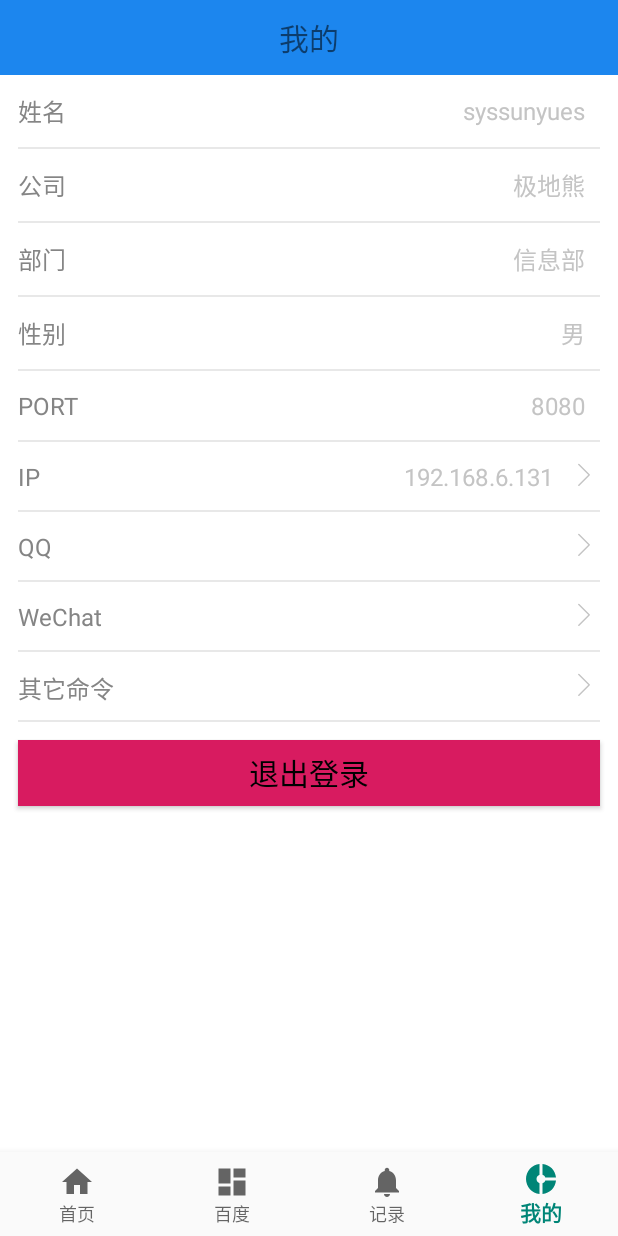
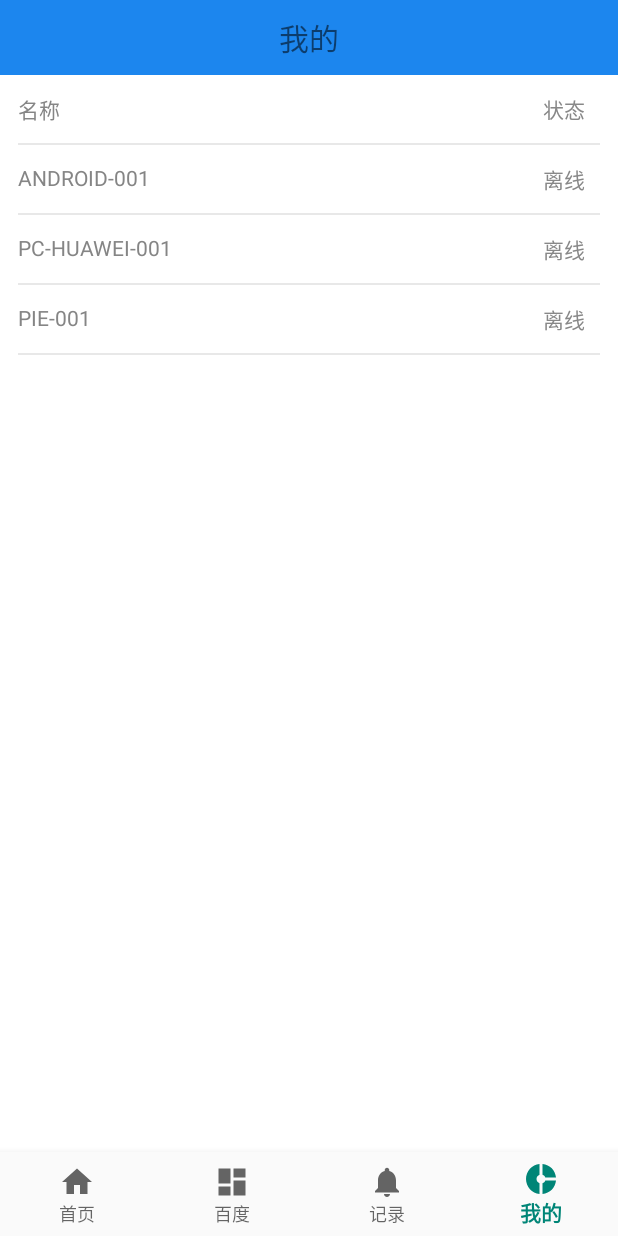
Before and after one commit to syssun/MyBottomNavViewPage3, an Android app: the screen it shows after launch (MainActivity), item 4 of the bottom bar chosen, on a phone screen of 412 x 824 dp. Run offline under Robolectric (Android 15) with nearby library versions, the phone set to English and light mode, and no system bars; our stand-ins replace EventBus; libraries missing offline, so code that uses them is left out: com.alibaba.fastjson, com.scwang.smartrefresh, com.youth.banner, io.socket.client, io.socket.emitter; plain views replace ClassicsHeader, SmartRefreshLayout; 11 statements that could not run were skipped.

Commit message:
socket控制面板

```diff
--- a/app/src/main/AndroidManifest.xml
+++ b/app/src/main/AndroidManifest.xml
@@ -13,9 +13,10 @@
         android:roundIcon="@mipmap/ic_launcher_round"
         android:supportsRtl="true"
         android:theme="@style/AppTheme"
+        android:screenOrientation="landscape"
         android:usesCleartextTraffic="true">
         <activity android:name=".activitys.InfoEditActivity"/>
-        <activity android:name=".MainActivity" />
+        <activity android:name=".MainActivity"/>
         <activity android:name=".activitys.LoginActivity" />
         <activity
             android:name=".activitys.WelcomeActivity"
--- a/app/src/main/java/com/sys/MainActivity.java
+++ b/app/src/main/java/com/sys/MainActivity.java
@@ -37,7 +37,7 @@ public class MainActivity extends FragmentActivity {
     FragmentOne fragmentOne;
     FragmentTwo fragmentTwo;
     FragmentThree fragmentThree;
-    FragmentFour fragmentFour;
+    public static FragmentFour fragmentFour;
     private Fragment[] fragments;
     private int lastfragment;//用于记录上个选择的Fragment
     @Override
--- a/app/src/main/java/com/sys/MyApplication.java
+++ b/app/src/main/java/com/sys/MyApplication.java
@@ -1,6 +1,32 @@
 package com.sys;
+import android.app.Application;
+import android.content.Context;
 
-import android.app.Application;
-
+import com.sys.socket.SocketClient;
+/**
+ * 初始化socket
+ * 启动一个线程去连接
+ */
 public class MyApplication  extends Application {
+    private static Context context;
+    SocketClient socketClient;
+    @Override
+    public void onCreate() {
+        super.onCreate();
+        socketClient = SocketClient.instence();
+        socketClient.start();
+        if(context == null ){
+            context = getApplicationContext();
+        }
+    }
+    @Override
+    public void onTerminate() {
+        super.onTerminate();
+        if(socketClient !=null) {
+            socketClient.stop();
+        }
+    }
+    public static Context getContext(){
+        return context;
+    }
 }
--- a/app/src/main/java/com/sys/adapter/InfoGridAdapter.java
+++ b/app/src/main/java/com/sys/adapter/InfoGridAdapter.java
@@ -2,6 +2,7 @@ package com.sys.adapter;
 
 import android.content.Context;
 import android.content.Intent;
+import android.graphics.Color;
 import android.support.annotation.NonNull;
 import android.support.v7.widget.RecyclerView;
 import android.view.LayoutInflater;
@@ -36,7 +37,11 @@ public class InfoGridAdapter extends RecyclerView.Adapter<InfoGridAdapter.ViewHo
             tvlable.setText(infoGrid.getLabel());
             tvvalue.setText(infoGrid.getValue());
             imageView.setVisibility(infoGrid.getFlag()?View.VISIBLE:View.GONE);
-
+            if(infoGrid.getFlag()){
+                tvvalue.setTextColor(Color.GREEN);
+            }else{
+                tvvalue.setTextColor(Color.GRAY);
+            }
             viewHoler.itemView.setOnClickListener(new View.OnClickListener() {
                 @Override
                 public void onClick(View v) {
--- a/app/src/main/java/com/sys/fragments/FragmentFour.java
+++ b/app/src/main/java/com/sys/fragments/FragmentFour.java
@@ -4,6 +4,8 @@ import android.content.Context;
 import android.content.Intent;
 import android.content.SharedPreferences;
 import android.os.Bundle;
+import android.os.Handler;
+import android.os.Message;
 import android.preference.PreferenceManager;
 import android.support.annotation.NonNull;
 import android.support.annotation.Nullable;
@@ -11,6 +13,7 @@ import android.support.v4.app.Fragment;
 import android.support.v7.widget.GridLayoutManager;
 import android.support.v7.widget.LinearLayoutManager;
 import android.support.v7.widget.RecyclerView;
+import android.util.Log;
 import android.view.LayoutInflater;
 import android.view.View;
 import android.view.ViewGroup;
@@ -26,75 +29,72 @@ import com.sys.adapter.InfoGridAdapter;
 import com.sys.entitys.HomeGrid;
 import com.sys.entitys.InfoGrid;
 
+import org.json.JSONArray;
+import org.json.JSONObject;
+
 import java.util.ArrayList;
+import java.util.List;
 
 public class FragmentFour extends BaseFragment {
     View view;
     RecyclerView recyclerView;
-    Button logout;
+    //Button logout;
     InfoGridAdapter infoGridAdapter;
     ArrayList<InfoGrid> infoGrids = new ArrayList<>();
     SmartRefreshLayout smartRefreshLayout;
+
     @Nullable
     @Override
     public View onCreateView(@NonNull LayoutInflater inflater, @Nullable ViewGroup container, @Nullable Bundle savedInstanceState) {
-        view = inflater.inflate(R.layout.fragment_four, container,false);
-        initview();
-        return view;
-    }
-    void initview(){
-        infoGrids.clear();
-        initNavBar(view,false,"我的",false);
+        view = inflater.inflate(R.layout.fragment_four, container, false);
+        initNavBar(view, false, "我的", false);
         recyclerView = view.findViewById(R.id.info_grid);
-        logout = view.findViewById(R.id.btn_logout);
+        // logout = view.findViewById(R.id.btn_logout);
         smartRefreshLayout = view.findViewById(R.id.f_refreshLayout);
         smartRefreshLayout.setEnableLoadMore(false);//是否启用上拉加载功能
         recyclerView.setLayoutManager(new LinearLayoutManager(getActivity()));
-        infoGrids.add(new InfoGrid("name","姓名","syssunyues"));
-        infoGrids.add(new InfoGrid("company","公司","极地熊"));
-        infoGrids.add(new InfoGrid("dept","部门","信息部"));
-        infoGrids.add(new InfoGrid("sex","性别","男"));
-
-        SharedPreferences sharedPreferences = getContext().getSharedPreferences("FILE_NAME", 0);
-        String ip = sharedPreferences.getString("IP","192.168.6.131");
-        String qq = sharedPreferences.getString("QQ","");
-        String WeChat = sharedPreferences.getString("WeChat","");
-        String autoctl = sharedPreferences.getString("autoctl","");
-
-        infoGrids.add(new InfoGrid("PORT","PORT","8080",false));
-        infoGrids.add(new InfoGrid("IP","IP",ip,true));
-        infoGrids.add(new InfoGrid("QQ","QQ",qq,true));
-        infoGrids.add(new InfoGrid("WeChat","WeChat",WeChat,true));
-        infoGrids.add(new InfoGrid("autoctl","其它命令",autoctl,true));
-        infoGridAdapter = new InfoGridAdapter(getActivity(),infoGrids);
-        recyclerView.setAdapter(infoGridAdapter);
-
-
-
-        logout.setOnClickListener(new View.OnClickListener() {
-            @Override
-            public void onClick(View view) {
-                startActivity(new Intent(getActivity(), LoginActivity.class));
-                getActivity().finish();
-            }
-        });
 
         smartRefreshLayout.setOnRefreshListener(new OnRefreshListener() {
             @Override
             public void onRefresh(@NonNull RefreshLayout refreshLayout) {
-                initview();
+                //initview();
                 smartRefreshLayout.finishRefresh();
             }
         });
+        initview();
+        return view;
+    }
+   void initList(){
+       infoGrids.clear();
+       infoGrids.add(new InfoGrid("name", "名称", "状态"));
+       infoGrids.add(new InfoGrid("ANDROID-001", "ANDROID-001", "离线", false));
+       infoGrids.add(new InfoGrid("PC-HUAWEI-001", "PC-HUAWEI-001", "离线", false));
+       infoGrids.add(new InfoGrid("PIE-001", "PIE-001", "离线", false));
+   }
+    void initview() {
+        Log.d("AAA", "SSS:INITVIEW");
+        initList();
+        infoGridAdapter = new InfoGridAdapter(getActivity(), infoGrids);
+        recyclerView.setAdapter(infoGridAdapter);
 
+
+//        logout.setOnClickListener(new View.OnClickListener() {
+//            @Override
+//            public void onClick(View view) {
+//                startActivity(new Intent(getActivity(), LoginActivity.class));
+//                getActivity().finish();
+//            }
+//        });
 
 
     }
+
     @Override
     public void onViewCreated(@NonNull View view, @Nullable Bundle savedInstanceState) {
         super.onViewCreated(view, savedInstanceState);
 
     }
+
     /**
      * 每次经页面都会刷新
      */
@@ -103,7 +103,45 @@ public class FragmentFour extends BaseFragment {
         super.onStart();
         smartRefreshLayout.autoRefresh();
     }
+    //public
+    public Handler mHandler = new Handler() {
+        public void handleMessage(Message msg) {
+            super.handleMessage(msg);
+            try {
+                String str = (String) msg.obj;
+                Log.d("AAA", "four:" + str);
+                if (msg.what == 1) {
+                    JSONArray cc = new JSONArray(str);
+                    if (cc != null && cc.length() > 0) {
+                        JSONObject J = new JSONObject((String) cc.get(0));
+                        JSONArray c = new JSONArray(J.getString("all-users"));
+                        List<String> ls = new ArrayList<>();
+                        for (int i = 0; i < c.length(); i++) {
+                            ls.add(c.getString(i));
+                        }
+                        for (int k=0;k<infoGrids.size();k++) {
+                            InfoGrid infoGrid = infoGrids.get(k);
+                            boolean f = false ;
+                            if(ls.contains(infoGrid.getLabel()) && !infoGrid.getFlag()){ //包含且离线
+                                infoGrid.setValue("在线");
+                                infoGrid.setFlag(true);
+                                f = true;
+                            }else if(!ls.contains(infoGrid.getLabel()) && infoGrid.getFlag()){ //不包含切实在线状态
+                                infoGrid.setValue("离线");
+                                infoGrid.setFlag(false);
+                                f = true ;
+                            }
+                            if(f){
+                                infoGridAdapter.notifyItemRangeChanged(k, infoGrids.size());
+                            }
+                        }
+                    }
+                }
+            } catch (Exception e) {
 
+            }
 
+        }
+    };
 
 }
--- a/app/src/main/java/com/sys/fragments/FragmentOne.java
+++ b/app/src/main/java/com/sys/fragments/FragmentOne.java
@@ -1,18 +1,27 @@
 package com.sys.fragments;
 
 import android.content.Context;
+import android.graphics.Bitmap;
+import android.graphics.BitmapFactory;
 import android.os.Bundle;
 import android.os.Handler;
+import android.os.Looper;
 import android.os.Message;
+import android.os.Parcelable;
 import android.support.annotation.NonNull;
 import android.support.annotation.Nullable;
 import android.support.v4.app.Fragment;
 import android.support.v7.widget.GridLayoutManager;
 import android.support.v7.widget.RecyclerView;
+import android.util.Base64;
+import android.util.Log;
 import android.view.LayoutInflater;
 import android.view.View;
 import android.view.ViewGroup;
+import android.widget.ImageView;
+import android.widget.Toast;
 
+import com.sys.MyApplication;
 import com.sys.R;
 import com.sys.activitys.BaseFragment;
 import com.sys.adapter.HomeGridAdapter;
@@ -23,17 +32,21 @@ import com.youth.banner.Banner;
 
 import java.util.ArrayList;
 
+import io.socket.emitter.Emitter;
+
 public class FragmentOne extends BaseFragment {
-    ArrayList<Integer> images ;
-    private static final String BUNKEY="images";
+    ArrayList<Integer> images;
+    private static final String BUNKEY = "images";
     RecyclerView recyclerView;
     View view;
     Banner banner;
     HomeGridAdapter homeGridAdapter;
-    LoadingFrame frame;
-    public static  FragmentOne newInstance(ArrayList<Integer> images){
+    static  ImageView imageView;
+    static Context context;
+
+    public static FragmentOne newInstance(ArrayList<Integer> images) {
         Bundle bundle = new Bundle();
-        bundle.putIntegerArrayList(BUNKEY,images);
+        bundle.putIntegerArrayList(BUNKEY, images);
         FragmentOne fragmentOne = new FragmentOne();
         fragmentOne.setArguments(bundle);
         return fragmentOne;
@@ -42,36 +55,30 @@ public class FragmentOne extends BaseFragment {
     @Override
     public void onCreate(@Nullable Bundle savedInstanceState) {
         super.onCreate(savedInstanceState);
-        Bundle args =  getArguments();
-        images =  args.getIntegerArrayList(BUNKEY);
+        Bundle args = getArguments();
+        images = args.getIntegerArrayList(BUNKEY);
+        context = getContext();
     }
 
     @Nullable
     @Override
     public View onCreateView(@NonNull LayoutInflater inflater, @Nullable ViewGroup container, @Nullable Bundle savedInstanceState) {
-        view = inflater.inflate(R.layout.fragment_one,container,false);
-        initNavBar(view,false,"首页",false);
+        view = inflater.inflate(R.layout.fragment_one, container, false);
+        initNavBar(view, false, "PC控制面板", false);
         banner = view.findViewById(R.id.banner);
+        imageView = view.findViewById(R.id.pc_image);
+
         recyclerView = view.findViewById(R.id.rv_grid);
-        recyclerView.setLayoutManager(new GridLayoutManager(getActivity(),3));
-
+        recyclerView.setLayoutManager(new GridLayoutManager(getActivity(), 3));
         ArrayList<HomeGrid> homeGrids = new ArrayList<>();
-        homeGrids.add(new HomeGrid(R.mipmap.suoping,"锁屏","lockscreen"));
-        homeGrids.add(new HomeGrid(R.mipmap.unlock,"解锁","unlockscreen"));
-        homeGrids.add(new HomeGrid(R.mipmap.shutdow,"60S关机","shutdown"));
-        homeGrids.add(new HomeGrid(R.mipmap.canceo,"取消关机","canceshutdow"));
-        homeGrids.add(new HomeGrid(R.mipmap.qqo,"打开QQ","openqq"));
-        homeGrids.add(new HomeGrid(R.mipmap.qqc,"关闭QQ","closeqq"));
-        homeGrids.add(new HomeGrid(R.mipmap.jisuanqi,"计算器","calc"));
-        homeGrids.add(new HomeGrid(R.mipmap.wechat,"打开微信","openwechat"));
-        homeGrids.add(new HomeGrid(R.mipmap.wechatt,"关闭微信","closewechat"));
-        homeGrids.add(new HomeGrid(R.mipmap.task,"任务管理器","taskmgr"));
-        homeGrids.add(new HomeGrid(R.mipmap.seleep,"系统睡眠","seleep"));
-        homeGrids.add(new HomeGrid(R.mipmap.other,"其他命令","autoctl"));
-
-        homeGridAdapter = new HomeGridAdapter(getActivity(),homeGrids);
+        homeGrids.add(new HomeGrid(R.mipmap.suoping, "锁屏", "lock_screen"));
+        homeGrids.add(new HomeGrid(R.mipmap.shutdow, "立即关机", "shutdown_now"));
+        homeGrids.add(new HomeGrid(R.mipmap.shutdownfo, "60S关机", "shutdown60"));
+        homeGrids.add(new HomeGrid(R.mipmap.canceo, "取消关机", "cancel_shutdown"));
+        homeGrids.add(new HomeGrid(R.mipmap.seleep, "电脑休眠", "sleep"));
+        homeGrids.add(new HomeGrid(R.mipmap.take_photo, "PC拍照", "take_photo"));
+        homeGridAdapter = new HomeGridAdapter(getActivity(), homeGrids);
         recyclerView.setAdapter(homeGridAdapter);
-
         return view;
     }
 
@@ -85,11 +92,8 @@ public class FragmentOne extends BaseFragment {
         banner.setDelayTime(4000);
         //banner设置方法全部调用完毕时最后调用
         banner.start();
+    }
 
-
-
-
-    }
     //如果你需要考虑更好的体验，可以这么操作
     @Override
     public void onStart() {
@@ -105,7 +109,34 @@ public class FragmentOne extends BaseFragment {
         banner.stopAutoPlay();
     }
 
+    /*
+     * Function   :   实现handleMessage()方法，用于接收Message，刷新UI
+     */
+    public static Handler mHandler = new Handler() {
+        public void handleMessage(Message msg) {
+            super.handleMessage(msg);
+            String str = (String) msg.obj;
+            if(msg.what==0){
+                toast(str);
+            }else {
+                refreshImage(str);
+            }
+        }
+    };
 
-
-
+    public static void refreshImage(String strBase64) {
+        byte[] decodedString = Base64.decode(strBase64, Base64.DEFAULT);
+        Bitmap decodedByte = BitmapFactory.decodeByteArray(decodedString, 0, decodedString.length);
+        imageView.setImageBitmap(decodedByte);
+    }
+    public static void toast(String str){
+        new Thread(new Runnable() {
+            @Override
+            public void run() {
+                Looper.prepare();
+                Toast.makeText(context, str, Toast.LENGTH_SHORT).show();
+                Looper.loop();
+            }
+        }).start();
+    }
 }
--- /dev/null
+++ b/app/src/main/java/com/sys/socket/SocketClient.java
@@ -0,0 +1,103 @@
+package com.sys.socket;
+
+import android.util.Log;
+
+import com.sys.socket.event.CloseResListener;
+import com.sys.socket.event.OnlineListener;
+
+import java.util.Date;
+import java.util.Timer;
+import java.util.TimerTask;
+
+import io.socket.client.IO;
+import io.socket.client.Socket;
+/**
+ * @ProjectName: MyBottomNavViewPage3
+ * @Package: com.sys.socket
+ * @ClassName: SocketClient
+ * @Description: 描述
+ * @Author: ©sys
+ * @CreateDate: 2020/12/16 10:28
+ * @Version: v1.0
+ */
+public class SocketClient {
+    private Socket socket;
+    private volatile static SocketClient socketClient;
+    public static synchronized SocketClient instence(){
+        if(socketClient==null){
+            socketClient = new SocketClient();
+        }
+        return  socketClient;
+    }
+
+    public  Socket getSocket(){
+        if(socket==null || !socket.connected()){
+            initSocket();
+        }
+        return socket;
+    }
+
+
+
+    private SocketClient(){}
+    Timer timer = new Timer();
+    public void start(){
+        timer.schedule(task,0,5000);
+    }
+    public void stop(){
+        if(timer !=null){
+            timer.cancel();
+            if(socket !=null){
+                socket.disconnect();
+                socket.close();
+            }
+        }
+    }
+    TimerTask task = new TimerTask() {
+        @Override
+        public void run() {
+            try {
+                if(socket ==null || !socket.connected()) {
+                    Log.d("AAA","客户端正在重新连接...");
+                    initSocket();
+                }else{
+                    Log.d("AAA","已连接...");
+                }
+            } catch (Exception e) {
+                e.printStackTrace();
+            }
+        }
+    };
+    private static String userID = "ANDROID-001";
+
+    private void initSocket() {
+        try {
+            if(socket!=null && socket.connected()){
+                return;
+            }
+            socket = IO.socket("http://106.12.54.207:9092");
+            //socket = IO.socket("http://192.168.3.24:9092");
+            socket.connect();
+            socket.on(Socket.EVENT_CONNECT, args -> socket.emit("login",userID));
+            socket.on(Socket.EVENT_CONNECT_ERROR, args -> {
+                for (Object o : args) {
+                    Log.e("AAA", "活动连接错误2" + o.toString());
+                }
+            });
+            socket.on(Socket.EVENT_CONNECT_TIMEOUT, args -> Log.e("AAA", "活动连接超时3"));
+            socket.on(Socket.EVENT_DISCONNECT, args -> Log.e("AAA", "断开连接4"));
+            socket.on(Socket.EVENT_CONNECTING, args -> {
+                for (Object o : args) {
+                    Log.e("AAA", "活动连接5" + o.toString());
+                }
+            });
+            socket.on(Socket.EVENT_ERROR, args -> Log.e("AAA", "事件错误6"));
+            socket.on("msg", new CloseResListener());
+            socket.on("pc-close-res", new CloseResListener());
+            socket.on("online-users", new OnlineListener());
+        } catch (Exception e) {
+            e.printStackTrace();
+            Log.e("ERROR", "抛出异常：" + e.getMessage());
+        }
+    }
+}
--- a/app/src/main/res/layout/fragment_four.xml
+++ b/app/src/main/res/layout/fragment_four.xml
@@ -16,7 +16,7 @@
     app:srlEnablePreviewInEditMode="true"-->
     <com.scwang.smartrefresh.layout.header.ClassicsHeader
         android:layout_width="match_parent"
-        android:layout_height="wrap_content"
+        android:layout_height="match_parent"
         app:srlTextPulling="下拉刷新"
         app:srlTextLoading="等待底部加载完成…"
         app:srlTextRelease="松开刷新"
@@ -32,11 +32,5 @@
 
 
     </com.scwang.smartrefresh.layout.SmartRefreshLayout>
-    <Button
-        android:id="@+id/btn_logout"
-        style="@style/btnCommit"
-        android:text="退出登录"
-        android:background="@color/colorAccent"
-        android:textSize="@dimen/navTextSize"
-        />
+
 </LinearLayout>
--- a/app/src/main/res/layout/fragment_one.xml
+++ b/app/src/main/res/layout/fragment_one.xml
@@ -23,6 +23,11 @@
                 android:layout_width="match_parent"
                 android:layout_height="wrap_content">
             </android.support.v7.widget.RecyclerView>
+            <ImageView
+                android:id="@+id/pc_image"
+                android:layout_margin="5dp"
+                android:layout_width="match_parent"
+                android:layout_height="match_parent"/>
         </LinearLayout>
     </ScrollView>
 </LinearLayout>
--- a/app/src/main/res/layout/info_grid.xml
+++ b/app/src/main/res/layout/info_grid.xml
@@ -18,10 +18,10 @@
         <TextView
             android:id="@+id/tv_label"
             android:layout_width="0dp"
-            android:layout_weight="2"
+            android:layout_weight="6"
             android:layout_height="match_parent"
             android:layout_gravity="center_vertical|left"
-            android:textSize="16sp"
+            android:textSize="14sp"
             android:textColor="@color/colorTextL"
             android:text="用户名"/>
         <TextView
@@ -32,17 +32,17 @@
             android:layout_gravity="center_vertical|right"
             android:gravity="right|center_vertical"
             android:paddingRight="10dp"
-            android:textSize="16sp"
+            android:textSize="14sp"
             android:lines="1"
             android:textColor="@color/colorTextV"
 
             android:text="sunyues"/>
         <ImageView
             android:id="@+id/info_more"
-            android:layout_width="wrap_content"
-            android:layout_height="wrap_content"
+            android:layout_width="20dp"
+            android:layout_height="20dp"
             android:layout_gravity="right|center_vertical"
-            android:src="@mipmap/jiantou"
+            android:src="@mipmap/online"
             />
     </LinearLayout>
 
```
Also changed, not shown: app/build.gradle (+9 -2 lines), app/src/main/java/com/sys/adapter/HomeGridAdapter.java (+4 -82 lines), app/src/main/java/com/sys/socket/SendMsg.java (added, +24 -0 lines), app/src/main/java/com/sys/socket/event/CloseResListener.java (added, +53 -0 lines), app/src/main/java/com/sys/socket/event/OnlineListener.java (added, +53 -0 lines), app/src/main/res/mipmap-hdpi/online.png (added), app/src/main/res/mipmap-hdpi/take_photo.png (added).
